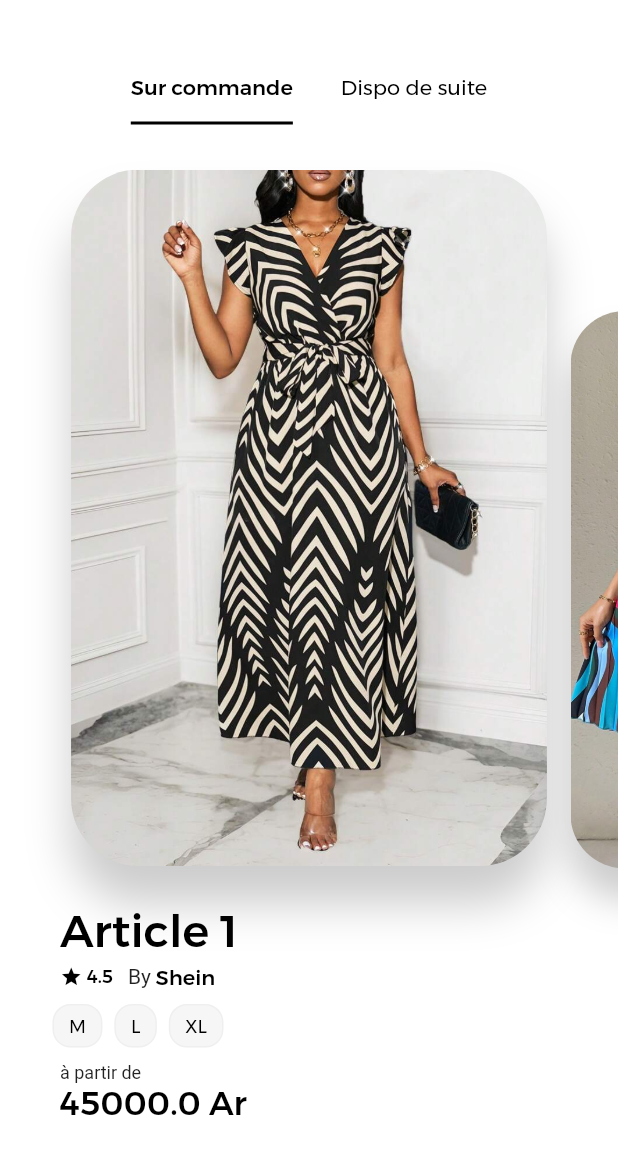
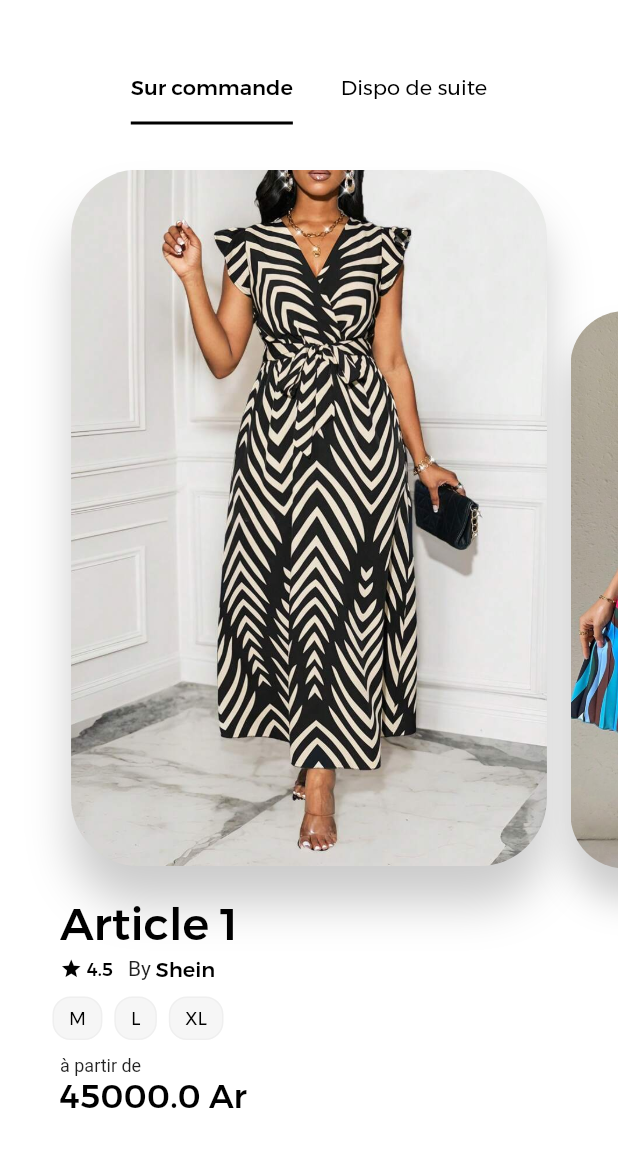
Before and after one commit to schorio/shein_mg, a Flutter app: the screen it shows after launch, on a phone screen of 412 x 824 dp. Shown: the top 1154 px of the screen. Run offline on Flutter 3.47's test engine with Material 2 defaults, Android fonts, the light colour scheme and no system bars; our stand-ins replace palette_generator; Roboto replaces fonts that are missing (MontSerrat_2, MontSerrat_3).

Commit message:
fix les padding du widget titre de l'article

```diff
--- a/shein_mg_app/lib/presentation/widget/titre_art_widget.dart
+++ b/shein_mg_app/lib/presentation/widget/titre_art_widget.dart
@@ -22,12 +22,7 @@ class TitreArtWidget extends StatelessWidget {
           '${title.substring(0, 14)} ...'; // Limiter à 10 caractères et ajouter des points de suspension
     }
     return Padding(
-      padding: const EdgeInsets.symmetric(horizontal: 20),
-      child: Row(
-        mainAxisAlignment: MainAxisAlignment.spaceBetween,
-        children: [
-          Padding(
-            padding: const EdgeInsets.only(top: 5, left: 5),
+      padding: const EdgeInsets.symmetric(horizontal: 25),
       child: Column(
         crossAxisAlignment: CrossAxisAlignment.start,
         children: [
@@ -58,13 +53,9 @@ class TitreArtWidget extends StatelessWidget {
               const SizedBox(width: 3),
               Text(
                 "Shein",
-                      style:
-                          TextStyle(color: couleur, fontFamily: 'MontSerrat_2'),
+                style: TextStyle(color: couleur, fontFamily: 'MontSerrat_2'),
               ),
             ],
-                ),
-              ],
-            ),
           ),
         ],
       ),
```
Lines whose indentation alone changed are shown as unchanged.
